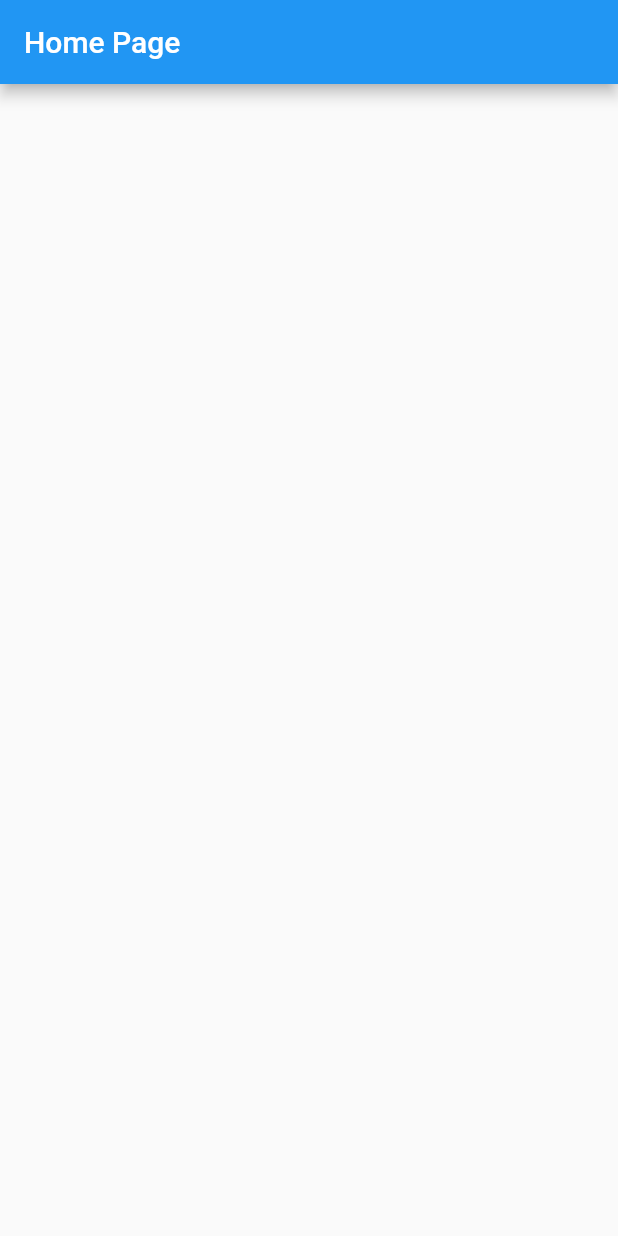
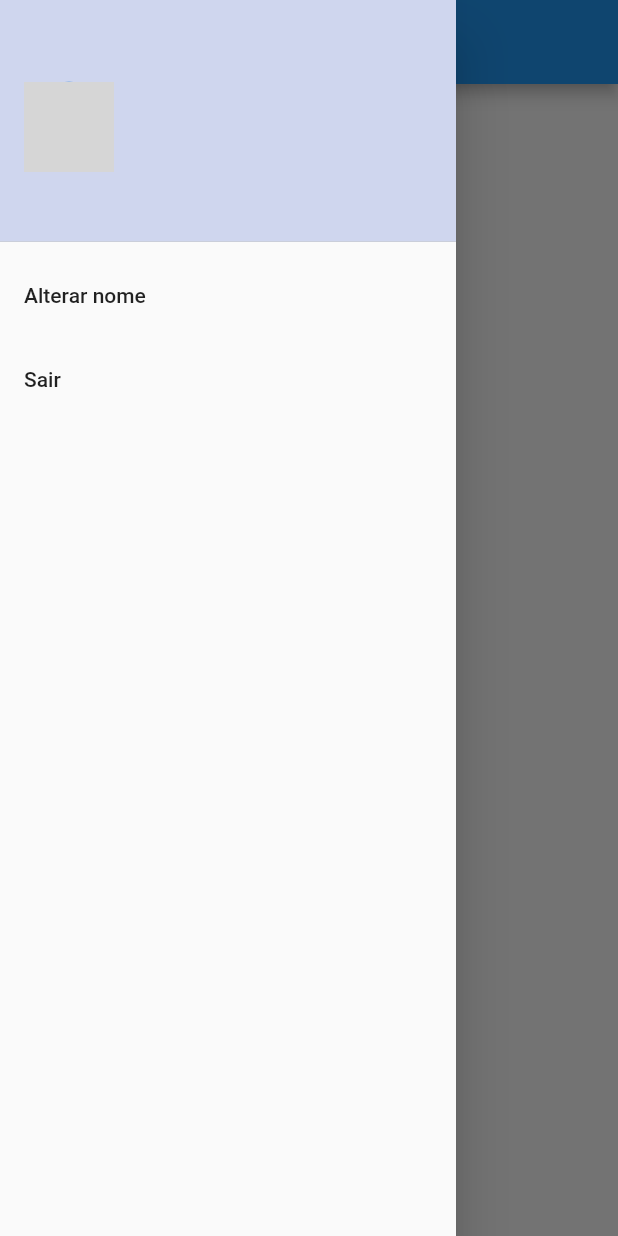
Before and after one commit to luksdemello/todo_list, a Flutter app: the screen it shows once a user with an empty profile is signed in, with the side drawer open (before the commit the screen has no drawer), on a phone screen of 412 x 824 dp. Run offline on Flutter 3.47's test engine with Material 2 defaults, Android fonts, the phone set to English and light mode, and no system bars; our stand-ins replace firebase_auth, firebase_core, flutter_signin_button, google_fonts, google_sign_in, sqflite and 1 more; missing offline and left inert: flutter_overlay_loader, validatorless; accounts and stored records are empty; network calls fail; Roboto replaces fonts that are missing (Mandali); grey boxes are pictures that could not be loaded.

Commit message:
feat: create drawer and add update display name

```diff
--- a/lib/app/modules/home/home_page.dart
+++ b/lib/app/modules/home/home_page.dart
@@ -1,4 +1,5 @@
 import 'package:flutter/material.dart';
+import 'package:todo_list/app/modules/home/widgets/home_drawer.dart';
 
 class HomePage extends StatelessWidget {
   const HomePage({Key? key}) : super(key: key);
@@ -9,6 +10,7 @@ class HomePage extends StatelessWidget {
       appBar: AppBar(
         title: const Text('Home Page'),
       ),
+      drawer: HomeDrawer(),
       body: Container(),
     );
   }
--- /dev/null
+++ b/lib/app/modules/home/widgets/home_drawer.dart
@@ -0,0 +1,112 @@
+import 'package:flutter/material.dart';
+import 'package:flutter_overlay_loader/flutter_overlay_loader.dart';
+import 'package:provider/provider.dart';
+import 'package:todo_list/app/core/auth/auth_provider.dart';
+import 'package:todo_list/app/core/ui/messages.dart';
+import 'package:todo_list/app/core/ui/theme_extension.dart';
+import 'package:todo_list/app/services/user/user_service.dart';
+
+class HomeDrawer extends StatelessWidget {
+  final nameVN = ValueNotifier<String>('');
+
+  HomeDrawer({Key? key}) : super(key: key);
+
+  @override
+  Widget build(BuildContext context) {
+    return Drawer(
+      child: ListView(
+        children: [
+          DrawerHeader(
+            decoration: BoxDecoration(
+              color: context.primaryColor.withAlpha(70),
+            ),
+            child: Row(
+              children: [
+                Selector<AuthProvider, String>(
+                  selector: (context, authProvider) {
+                    return authProvider.user?.photoURL ??
+                        'https://cdn.pixabay.com/photo/2015/10/05/22/37/blank-profile-picture-973460__340.png';
+                  },
+                  builder: (_, value, __) {
+                    return CircleAvatar(
+                      backgroundImage: NetworkImage(value),
+                      radius: 30,
+                    );
+                  },
+                ),
+                Expanded(
+                  child: Padding(
+                    padding: const EdgeInsets.all(8.0),
+                    child: Selector<AuthProvider, String>(
+                      selector: (context, authProvider) {
+                        return authProvider.user?.displayName ??
+                            'Não informado';
+                      },
+                      builder: (_, value, __) {
+                        return Text(
+                          value,
+                          style: context.textTheme.titleSmall,
+                        );
+                      },
+                    ),
+                  ),
+                ),
+              ],
+            ),
+          ),
+          ListTile(
+            onTap: () {
+              showDialog(
+                  context: context,
+                  builder: (_) {
+                    return AlertDialog(
+                      title: const Text('Alterar nome'),
+                      content: TextField(
+                        onChanged: (value) {
+                          nameVN.value = value;
+                        },
+                      ),
+                      actions: [
+                        TextButton(
+                          onPressed: () => Navigator.of(context).pop(),
+                          child: const Text(
+                            'Cancelar',
+                            style: TextStyle(
+                              color: Colors.red,
+                            ),
+                          ),
+                        ),
+                        TextButton(
+                          onPressed: () async {
+                            final nameValue = nameVN.value;
+                            if (nameValue.isEmpty) {
+                              Messages.of(context)
+                                  .showError('Preencha um nome');
+                            } else {
+                              Loader.show(context);
+                              await context
+                                  .read<UserService>()
+                                  .updateDisplayName(nameValue);
+                              Loader.hide();
+                              if (context.mounted) {
+                                Navigator.of(context).pop();
+                              }
+                            }
+                          },
+                          child: const Text('Alterar'),
+                        )
+                      ],
+                    );
+                  });
+            },
+            title: const Text('Alterar nome'),
+          ),
+          ListTile(
+            title: const Text('Sair'),
+            onTap: () => context.read<AuthProvider>().logout(),
+          ),
+        ],
+      ),
+    );
+  }
+}
--- a/lib/app/repositories/user/user_repository.dart
+++ b/lib/app/repositories/user/user_repository.dart
@@ -14,4 +14,5 @@ abstract class UserRepository {
   });
   Future<User?> signInWithGoogle();
   Future<void> logout();
+  Future<void> updateDisplayName(String name);
 }
--- a/lib/app/services/user/user_service.dart
+++ b/lib/app/services/user/user_service.dart
@@ -18,4 +18,5 @@ abstract class UserService {
   Future<User?> signInWithGoogle();
 
   Future<void> logout();
+  Future<void> updateDisplayName(String name);
 }
--- a/lib/app/services/user/user_service_impl.dart
+++ b/lib/app/services/user/user_service_impl.dart
@@ -35,4 +35,8 @@ class UserServiceImpl implements UserService {
 
   @override
   Future<void> logout() => _userRepository.logout();
+
+  @override
+  Future<void> updateDisplayName(String name) =>
+      _userRepository.updateDisplayName(name);
 }
```
Also changed, not shown: lib/app/repositories/user/user_repository_impl.dart (+9 -0 lines).
